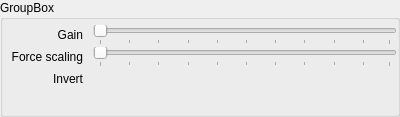
OFFIS-Automation/Framework, file modules/automation/projects/HilecGui/src/telecontrol/TelecontrolHapticWidget.ui: the form before one commit.
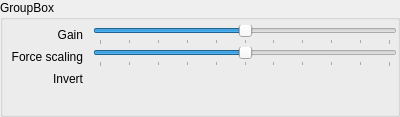
The form after the commit.

Patch:
```diff
--- a/modules/automation/projects/HilecGui/src/telecontrol/TelecontrolHapticWidget.ui
+++ b/modules/automation/projects/HilecGui/src/telecontrol/TelecontrolHapticWidget.ui
@@ -67,6 +67,18 @@
         </item>
         <item row="0" column="1">
          <widget class="QSlider" name="gainSlider">
+          <property name="maximum">
+           <number>10</number>
+          </property>
+          <property name="singleStep">
+           <number>1</number>
+          </property>
+          <property name="value">
+           <number>5</number>
+          </property>
+          <property name="sliderPosition">
+           <number>5</number>
+          </property>
           <property name="orientation">
            <enum>Qt::Horizontal</enum>
           </property>
@@ -74,7 +86,7 @@
            <enum>QSlider::TicksBelow</enum>
           </property>
           <property name="tickInterval">
-           <number>10</number>
+           <number>1</number>
           </property>
          </widget>
         </item>
@@ -96,6 +108,12 @@
         </item>
         <item row="1" column="1">
          <widget class="QSlider" name="forceSlider">
+          <property name="maximum">
+           <number>10</number>
+          </property>
+          <property name="value">
+           <number>5</number>
+          </property>
           <property name="orientation">
            <enum>Qt::Horizontal</enum>
           </property>
@@ -103,7 +121,7 @@
            <enum>QSlider::TicksBelow</enum>
           </property>
           <property name="tickInterval">
-           <number>10</number>
+           <number>1</number>
           </property>
          </widget>
         </item>
```
